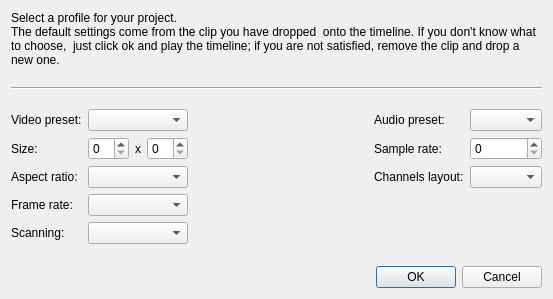
Above: app/ui/projectprofile.ui from hftom/MachinTruc before the change. Below: the same form after it.
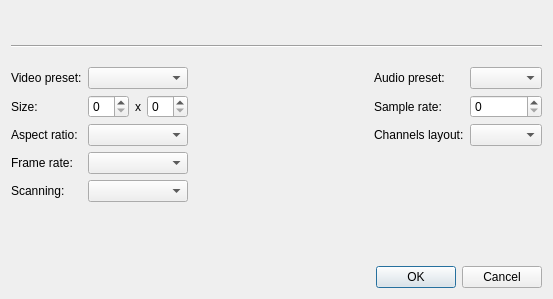
That is the form after the change.

Commit message: Fix projectsettingsdialog info label.

```diff
--- a/app/ui/projectprofile.ui
+++ b/app/ui/projectprofile.ui
@@ -19,8 +19,7 @@
      <item>
       <widget class="QLabel" name="label_10">
        <property name="text">
-        <string>Select a profile for your project.
-The default settings come from the clip you have dropped  onto the timeline. If you don't know what to choose,  just click ok and play the timeline; if you are not satisfied, remove the clip and drop a new one.</string>
+        <string/>
        </property>
        <property name="wordWrap">
         <bool>true</bool>
```
Left out of the diff: 2 changed lines with no effect on the pictures. The commit also changes 4 other files.
